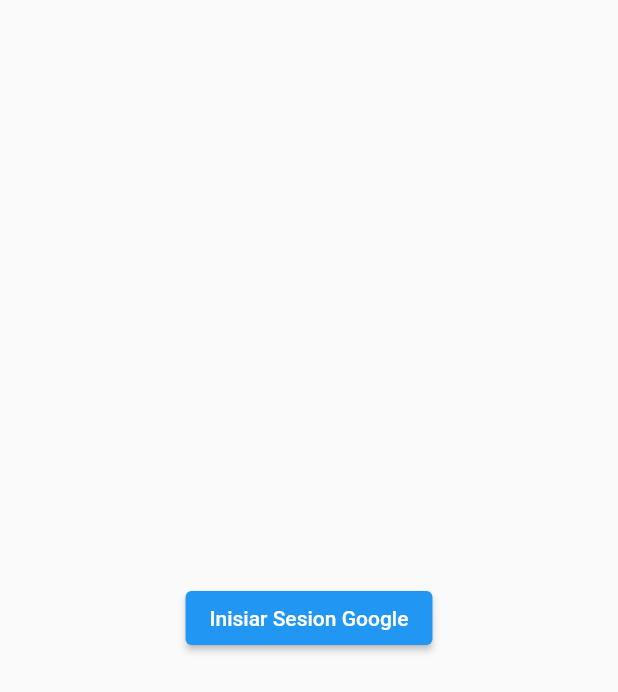
After one commit to josuemate2110/appflutter, a Flutter app: the MyHomePage screen opened directly, after a tap on the "power settings new" icon, after a tap on "Inisiar Sesion Google", on a phone screen of 412 x 824 dp. The commit adds this screen. Shown: the top 692 px of the screen. Run offline on Flutter 3.47's test engine with Material 2 defaults, Android fonts, the phone set to English and light mode, and no system bars; our stand-ins replace cloud_firestore, firebase_auth, firebase_core, google_sign_in; accounts and stored records are empty.

Commit message:
Google Login and Logout

```diff
--- /dev/null
+++ b/lib/login.dart
@@ -0,0 +1,53 @@
+import 'package:firebase_auth/firebase_auth.dart';
+import 'package:flutter/material.dart';
+import 'package:flutter/src/foundation/key.dart';
+import 'package:flutter/src/widgets/framework.dart';
+import 'package:flutterapp/main.dart';
+import 'package:google_sign_in/google_sign_in.dart';
+
+class Login extends StatefulWidget {
+  const Login({Key? key}) : super(key: key);
+
+  @override
+  State<Login> createState() => _LoginState();
+}
+
+class _LoginState extends State<Login> {
+  Future<bool> login() async {
+    final firebase = FirebaseAuth.instance;
+    final google = GoogleSignIn();
+    final account = await google.signIn();
+    if (account == null) return false;
+    final authentication = await account.authentication;
+    final credential = GoogleAuthProvider.credential(
+      idToken: authentication.idToken,
+      accessToken: authentication.accessToken,
+    );
+    await firebase.signInWithCredential(credential);
+    return true;
+  }
+
+  @override
+  Widget build(BuildContext context) {
+    return Scaffold(
+      body: Center(
+        child: ElevatedButton(
+          onPressed: () async {
+            final navigator = Navigator.of(context);
+            final userExists = await login();
+            if (userExists) {
+              navigator.pushReplacement(
+                MaterialPageRoute(
+                  builder: (context) => const MyHomePage(
+                    title: "Hola",
+                  ),
+                ),
+              );
+            }
+          },
+          child: const Text("Inisiar Sesion Google"),
+        ),
+      ),
+    );
+  }
+}
--- a/lib/main.dart
+++ b/lib/main.dart
@@ -1,6 +1,9 @@
 import 'package:cloud_firestore/cloud_firestore.dart';
+import 'package:firebase_auth/firebase_auth.dart';
 import 'package:firebase_core/firebase_core.dart';
 import 'package:flutter/material.dart';
+import 'package:flutterapp/login.dart';
+import 'package:google_sign_in/google_sign_in.dart';
 
 Future main() async {
   WidgetsFlutterBinding.ensureInitialized();
@@ -19,7 +22,8 @@ class MyApp extends StatelessWidget {
       theme: ThemeData(
         primarySwatch: Colors.blue,
       ),
-      home: const MyHomePage(title: 'Flutter Demo Home Page'),
+      // home: const MyHomePage(title: 'Flutter Demo Home Page'),
+      home: const Login(),
     );
   }
 }
@@ -160,9 +164,42 @@ class _MyHomePageState extends State<MyHomePage> {
   @override
   Widget build(BuildContext context) {
     return Scaffold(
-      floatingActionButton: FloatingActionButton(
-        onPressed: () => _create(),
-        child: const Icon(Icons.add),
+      floatingActionButton: Row(
+        crossAxisAlignment: CrossAxisAlignment.center,
+        children: [
+          const Spacer(),
+          FloatingActionButton(
+            onPressed: () => _create(),
+            child: const Icon(Icons.add),
+          ),
+          GestureDetector(
+            onTap: () async {
+              final navigator = Navigator.of(context);
+              final google = GoogleSignIn();
+              final firebase = FirebaseAuth.instance;
+              await google.signOut();
+              await firebase.signOut();
+              navigator.pushReplacement(
+                MaterialPageRoute(
+                  builder: (context) => const Login(),
+                ),
+              );
+            },
+            child: Container(
+              padding: const EdgeInsets.all(15),
+              margin: const EdgeInsets.only(left: 10),
+              decoration: const BoxDecoration(
+                color: Colors.red,
+                shape: BoxShape.circle,
+              ),
+              child: const Icon(
+                Icons.power_settings_new,
+                color: Colors.white,
+              ),
+            ),
+          ),
+          const Spacer(),
+        ],
       ),
       floatingActionButtonLocation: FloatingActionButtonLocation.centerFloat,
       body: StreamBuilder(
--- a/pubspec.yaml
+++ b/pubspec.yaml
@@ -36,6 +36,8 @@ dependencies:
   cupertino_icons: ^1.0.2
   cloud_firestore: ^3.4.3
   firebase_core: ^1.20.0
+  google_sign_in: ^5.4.1
+  firebase_auth: ^3.6.3
 
 dev_dependencies:
   flutter_test:
```
Also changed, not shown: pubspec.lock, 1 other file.
